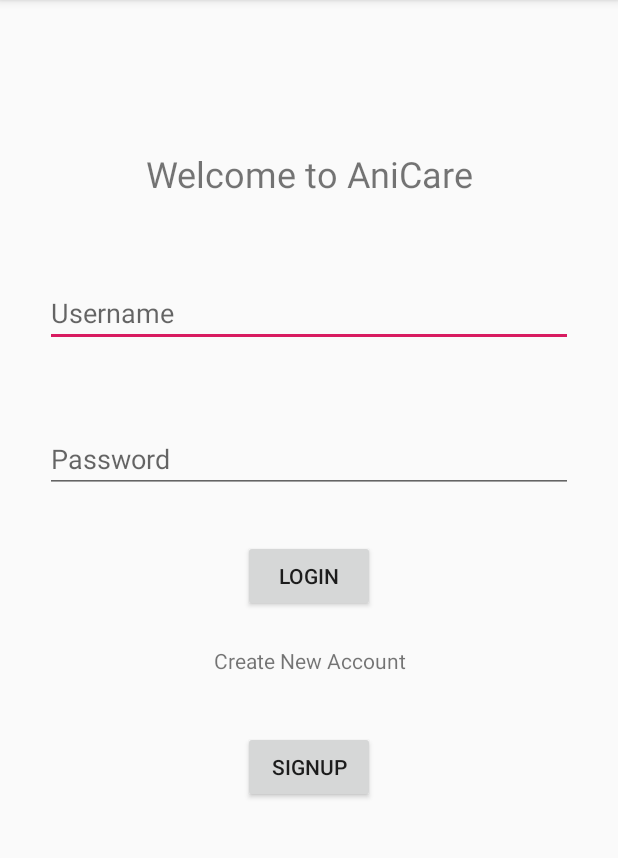
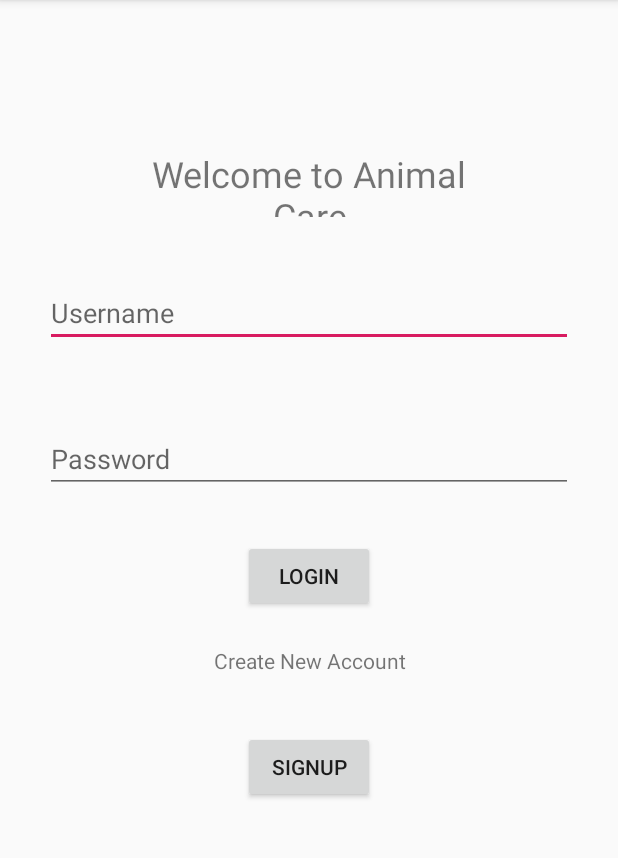
Before and after one commit to atharvakale31/AnimalCare, an Android app: the screen it shows after launch (MainActivity), on a phone screen of 412 x 824 dp, the part 84-942 px from its top. Run offline under Robolectric (Android 15) with nearby library versions, the phone set to English and light mode, and no system bars; our stand-ins replace Firebase (no records; nobody signed in at launch, a user with empty details on screens opened directly).

Commit message:
Update activity_main.xml

```diff
--- a/app/src/main/res/layout/activity_main.xml
+++ b/app/src/main/res/layout/activity_main.xml
@@ -11,7 +11,7 @@
         android:layout_width="263dp"
         android:layout_height="45dp"
         android:layout_marginTop="104dp"
-        android:text="Welcome to AniCare"
+        android:text="Welcome to Animal Care"
         android:textAlignment="center"
         android:textSize="24sp"
         app:layout_constraintBottom_toTopOf="@+id/LoginUsername"
```
